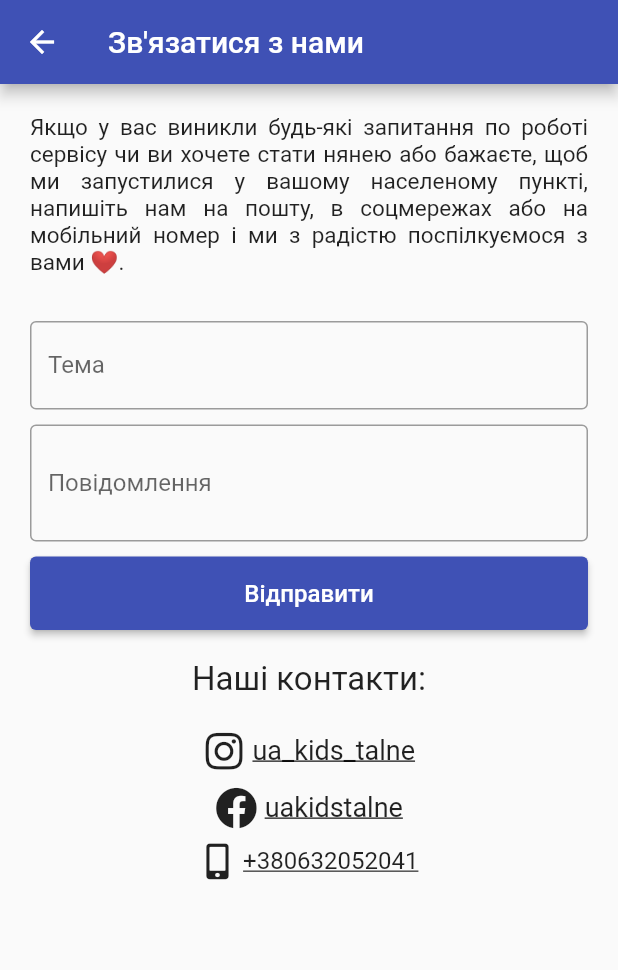
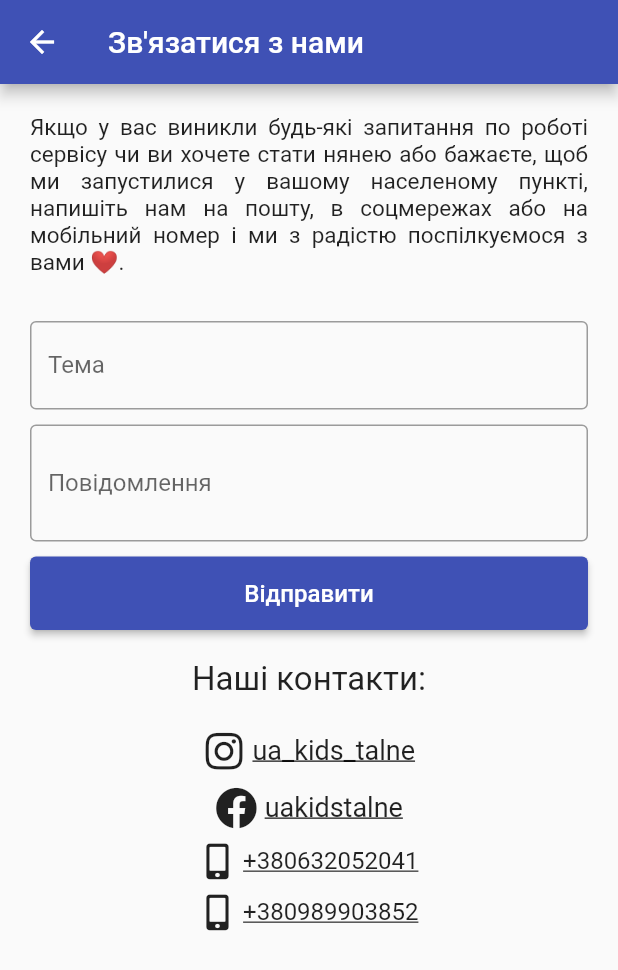
Before and after one commit to ascentman/nanny, a Flutter app: the ContactUsScreen screen opened by its route, on a phone screen of 412 x 824 dp. Shown: the top 970 px of the screen. Run offline on Flutter 3.47's test engine with Material 2 defaults, Android fonts, the phone set to English and light mode, and no system bars; our stand-ins replace animated_text_kit, auto_size_text, cached_network_image, cloud_firestore, contained_tab_bar_view, firebase_auth and 9 more; missing offline and left inert: flutter_email_sender, time_range_picker; accounts and stored records are empty; Roboto replaces fonts that are missing (Literata).

Commit message:
prepare 1.0.1

```diff
--- a/lib/screens/booking_confirm_screen.dart
+++ b/lib/screens/booking_confirm_screen.dart
@@ -63,7 +63,7 @@ class _BookingConfirmScreenState extends State<BookingConfirmScreen> {
                       Padding(
                         padding: const EdgeInsets.all(10.0),
                         child: Text(
-                          'Для підтвердження вкажіть своє ім\'я і мобільний телефон. Ми до вас зателефонуємо ❤️.',
+                          'Для підтвердження замовлення вкажіть своє ім\'я і мобільний телефон. Ми до вас зателефонуємо ❤️.',
                           textAlign: TextAlign.center,
                           style: GoogleFonts.literata(
                             textStyle: const TextStyle(
--- a/lib/screens/contact_us.dart
+++ b/lib/screens/contact_us.dart
@@ -113,7 +113,7 @@ class ContactUsScreen extends StatelessWidget {
                       ),
                       GestureDetector(
                         onTap: () {
-                          _makePhoneCall();
+                          _makePhoneCall('+380632052041');
                         },
                         child: Row(
                           mainAxisAlignment: MainAxisAlignment.center,
@@ -136,6 +136,34 @@ class ContactUsScreen extends StatelessWidget {
                           ],
                         ),
                       ),
+                      const SizedBox(
+                        height: 10,
+                      ),
+                      GestureDetector(
+                        onTap: () {
+                          _makePhoneCall('+380989903852');
+                        },
+                        child: Row(
+                          mainAxisAlignment: MainAxisAlignment.center,
+                          children: const [
+                            Icon(
+                              FontAwesomeIcons.mobileAlt,
+                              size: 24,
+                            ),
+                            SizedBox(
+                              width: 5,
+                            ),
+                            Text(
+                              '+380989903852',
+                              textAlign: TextAlign.start,
+                              style: TextStyle(
+                                decoration: TextDecoration.underline,
+                                fontSize: 16,
+                              ),
+                            ),
+                          ],
+                        ),
+                      ),
                     ],
                   ),
                 ),
@@ -147,10 +175,10 @@ class ContactUsScreen extends StatelessWidget {
     );
   }
 
-  Future<void> _makePhoneCall() async {
+  Future<void> _makePhoneCall(String path) async {
     final Uri launchUri = Uri(
       scheme: 'tel',
-      path: '0632052041',
+      path: path,
     );
     await launch(launchUri.toString());
   }
--- a/lib/screens/nanny_screen/nanny_screen.dart
+++ b/lib/screens/nanny_screen/nanny_screen.dart
@@ -113,12 +113,14 @@ class NannyScreen extends StatelessWidget {
                   style: GoogleFonts.literata(
                     textStyle: const TextStyle(fontSize: 15),
                   ),
+                  textAlign: TextAlign.center,
                 ),
                 Text(
                   'Відгуки (${viewModel.nanny.reviews.length})',
                   style: GoogleFonts.literata(
                     textStyle: const TextStyle(fontSize: 15),
                   ),
+                  textAlign: TextAlign.center,
                 ),
               ],
               views: [
@@ -184,7 +186,7 @@ class NannyScreen extends StatelessWidget {
                           Padding(
                             padding: const EdgeInsets.symmetric(horizontal: 10),
                             child: Text(
-                              viewModel.nanny.schedule,
+                              viewModel.nanny.workingHours,
                               style: GoogleFonts.literata(
                                 textStyle: const TextStyle(fontSize: 15),
                               ),
--- a/lib/screens/start/start_screen.dart
+++ b/lib/screens/start/start_screen.dart
@@ -5,7 +5,7 @@ import 'package:shared_preferences/shared_preferences.dart';
 import 'components/components.dart';
 
 class StartScreen extends StatefulWidget {
-  static String id = 'tutorial';
+  static String id = 'start';
   const StartScreen({Key? key}) : super(key: key);
 
   @override
--- a/pubspec.yaml
+++ b/pubspec.yaml
@@ -2,7 +2,7 @@ name: nanny
 description: Nanny UA kids.
 
 publish_to: 'none' # Remove this line if you wish to publish to pub.dev
-version: 1.0.0+1
+version: 1.0.1+2
 
 environment:
   sdk: ">=2.12.0 <3.0.0"
```
Also changed, not shown: lib/models/nanny.dart (+9 -8 lines), lib/repository/nannies_repo.dart (+14 -0 lines), lib/screens/nannies_screen/components/nannies_scroll_widget.dart (+31 -2 lines), lib/service/database_service.dart (+16 -0 lines), lib/viewmodel/nannies_view_model.dart (+24 -8 lines), 3 other files.
